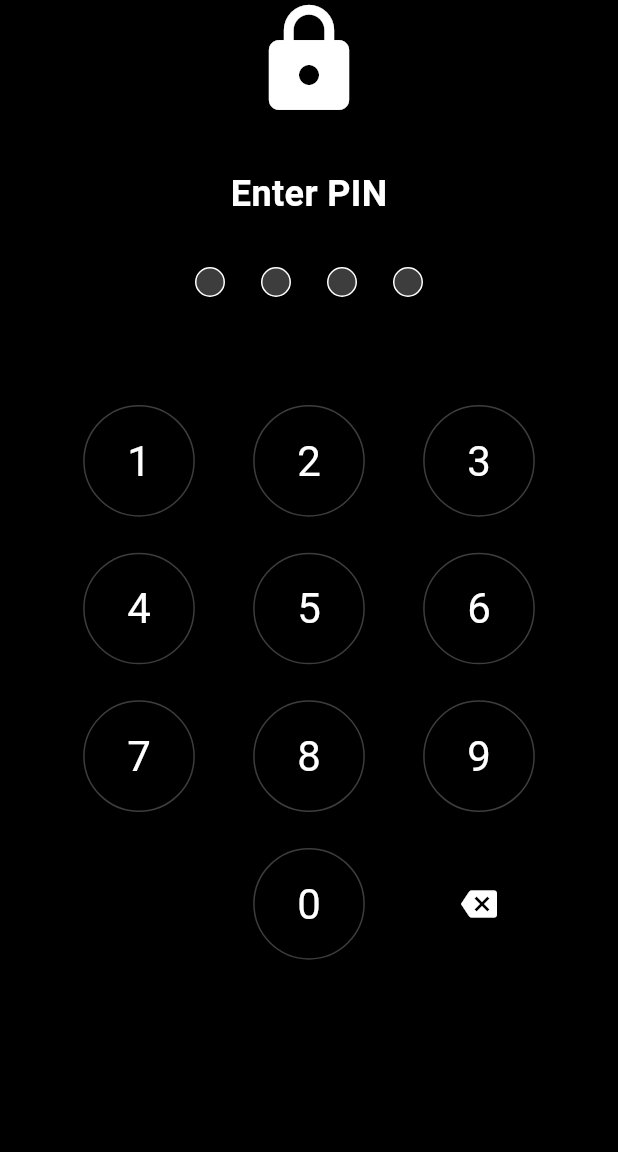
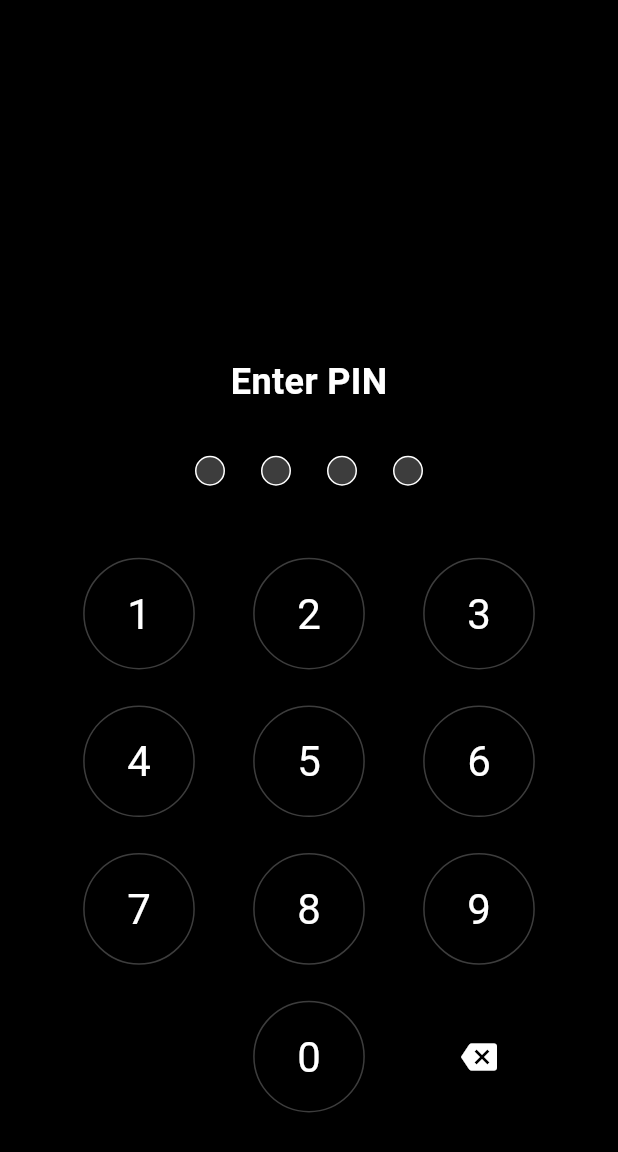
Before and after one commit to zenithsyntax/blindkey_app, a Flutter app: the AppLockScreen screen opened directly, on a phone screen of 412 x 824 dp. Shown: the top 1152 px of the screen. Run offline on Flutter 3.47's test engine with Material 3 defaults, Android fonts, the phone set to English and light mode, and no system bars; our stand-ins replace audioplayers, dartz, file_picker, flutter_hooks, flutter_secure_storage, flutter_svg and 9 more; missing offline and left inert: cryptography, flutter_pdfview, ntp; accounts and stored records are empty; generated files the repository leaves out were written again.

Commit message:
23-12-25 2

```diff
--- a/lib/presentation/dialogs/create_folder_dialog.dart
+++ b/lib/presentation/dialogs/create_folder_dialog.dart
@@ -51,6 +51,7 @@ class CreateFolderDialog extends HookConsumerWidget {
           borderRadius: BorderRadius.circular(20),
           side: BorderSide(color: Colors.white.withOpacity(0.08)),
         ),
+        child: SingleChildScrollView(
           child: Padding(
             padding: const EdgeInsets.all(24),
             child: Form(
@@ -192,6 +193,7 @@ class CreateFolderDialog extends HookConsumerWidget {
             ),
           ),
         ),
+      ),
     );
   }
 }
--- a/lib/presentation/pages/auth/app_lock_screen.dart
+++ b/lib/presentation/pages/auth/app_lock_screen.dart
@@ -42,17 +42,22 @@ class AppLockScreen extends HookConsumerWidget {
     return Scaffold(
       backgroundColor: Colors.black, // High contrast
       body: SafeArea(
-        child: Column(
-          mainAxisAlignment: MainAxisAlignment.center,
+child: LayoutBuilder(
+          builder: (context, constraints) {
+            final isLandscape = constraints.maxWidth > constraints.maxHeight;
+
+            Widget buildHeader() {
+              return Column(
+                mainAxisSize: MainAxisSize.min,
                 children: [
-            const Icon(Icons.lock, size: 80, color: Colors.white),
-            const SizedBox(height: 32),
                   const Text(
                     'Enter PIN',
-              style: TextStyle(color: Colors.white, fontSize: 24, fontWeight: FontWeight.bold),
+                    style: TextStyle(
+                        color: Colors.white,
+                        fontSize: 24,
+                        fontWeight: FontWeight.bold),
                   ),
                   const SizedBox(height: 32),
-
                   // PIN Dots
                   Row(
                     mainAxisAlignment: MainAxisAlignment.center,
@@ -63,32 +68,34 @@ class AppLockScreen extends HookConsumerWidget {
                         height: 20,
                         decoration: BoxDecoration(
                           shape: BoxShape.circle,
-                    color: index < pinFn.value.length ? Colors.white : Colors.white24,
+                          color: index < pinFn.value.length
+                              ? Colors.white
+                              : Colors.white24,
                           border: Border.all(color: Colors.white),
                         ),
                       );
                     }),
                   ),
-
                   const SizedBox(height: 24),
                   if (errorFn.value.isNotEmpty)
                     Text(
                       errorFn.value,
-                style: const TextStyle(color: Colors.redAccent, fontSize: 16),
+                      style:
+                          const TextStyle(color: Colors.redAccent, fontSize: 16),
                     ),
-            const SizedBox(height: 48),
+                ],
+              );
+            }
 
-            // Number Pad
-            Expanded(
-              child: Padding(
-                padding: const EdgeInsets.symmetric(horizontal: 48),
-                child: GridView.builder(
+            Widget buildKeypad({required bool isLandscape}) {
+              return GridView.builder(
+                shrinkWrap: true,
                 physics: const NeverScrollableScrollPhysics(),
-                  gridDelegate: const SliverGridDelegateWithFixedCrossAxisCount(
+                gridDelegate: SliverGridDelegateWithFixedCrossAxisCount(
                   crossAxisCount: 3,
-                    childAspectRatio: 1.2,
-                    crossAxisSpacing: 24,
-                    mainAxisSpacing: 24,
+                  childAspectRatio: isLandscape ? 1.6 : 1.2,
+                  crossAxisSpacing: isLandscape ? 16 : 24,
+                  mainAxisSpacing: isLandscape ? 16 : 24,
                 ),
                 itemCount: 12,
                 itemBuilder: (context, index) {
@@ -116,14 +123,47 @@ class AppLockScreen extends HookConsumerWidget {
                         border: Border.all(color: Colors.white24),
                       ),
                       child: Center(
+                        child: FittedBox(
                           child: Text(
                             number.toString(),
-                            style: const TextStyle(color: Colors.white, fontSize: 28),
+                            style: const TextStyle(
+                                color: Colors.white, fontSize: 28),
+                          ),
                         ),
                       ),
                     ),
                   );
                 },
+              );
+            }
+
+            if (isLandscape) {
+              return Center(
+                child: SizedBox(
+                  width: 900,
+                  child: Row(
+                    children: [
+                      Expanded(
+                        child: Center(
+                          child: SingleChildScrollView(
+                            child: Padding(
+                              padding: const EdgeInsets.all(32.0),
+                              child: buildHeader(),
+                            ),
+                          ),
+                        ),
+                      ),
+                      Expanded(
+                        child: Center(
+                          child: ConstrainedBox(
+                            constraints: const BoxConstraints(maxWidth: 400),
+                            child: SingleChildScrollView(
+                              child: Padding(
+                                padding: const EdgeInsets.symmetric(
+                                    horizontal: 32.0, vertical: 16),
+                                child: buildKeypad(isLandscape: true),
+                              ),
+                            ),
                           ),
                         ),
                       ),
@@ -132,4 +172,38 @@ class AppLockScreen extends HookConsumerWidget {
                 ),
               );
             }
+
+            return SingleChildScrollView(
+              child: ConstrainedBox(
+                constraints: BoxConstraints(
+                  minHeight: constraints.maxHeight,
+                ),
+                child: Align(
+                  alignment: Alignment.bottomCenter,
+                  child: Container(
+                    constraints: const BoxConstraints(maxWidth: 450),
+                    child: Column(
+                      mainAxisAlignment: MainAxisAlignment.end,
+                      mainAxisSize: MainAxisSize.min,
+                      children: [
+                        const SizedBox(height: 32),
+                        buildHeader(),
+                        SizedBox(height: errorFn.value.isNotEmpty ? 48 : 24),
+                        // Number Pad
+                        Padding(
+                          padding: const EdgeInsets.symmetric(horizontal: 48),
+                          child: buildKeypad(isLandscape: false),
+                        ),
+                        SizedBox(height: constraints.maxHeight * 0.1),
+                      ],
+                    ),
+                  ),
+                ),
+              ),
+            );
+          },
+        ),
+      ),
+    );
   }
+}
--- a/lib/presentation/pages/home_page.dart
+++ b/lib/presentation/pages/home_page.dart
@@ -400,7 +400,6 @@ class HomePage extends HookConsumerWidget {
                   crossAxisAlignment: CrossAxisAlignment.start,
                   children: [
                     Container(
-                      padding: const EdgeInsets.all(10),
                       decoration: BoxDecoration(
                         color: const Color(0xFF1A1A1A),
                         borderRadius: BorderRadius.circular(10),
@@ -408,10 +407,10 @@ class HomePage extends HookConsumerWidget {
                           color: Colors.white.withOpacity(0.05),
                         ),
                       ),
-                      child: const Icon(
-                        Icons.lock_outline_rounded,
-                        color: Color(0xFFEF5350), // Red accent
-                        size: 20,
+                      child: Image.asset(
+                        'assets/vault_icon.png',
+                        width: 57,
+                        height: 57,
                       ),
                     ),
 
--- a/pubspec.yaml
+++ b/pubspec.yaml
@@ -102,9 +102,8 @@ flutter:
   uses-material-design: true
 
   # To add assets to your application, add an assets section, like this:
-  # assets:
-  #   - images/a_dot_burr.jpeg
-  #   - images/a_dot_ham.jpeg
+  assets:
+    - assets/
 
   # An image asset can refer to one or more resolution-specific "variants", see
   # https://flutter.dev/to/resolution-aware-images
```
Also changed, not shown: assets/lock_icon.png (added), assets/vault_icon.png (added). Lines whose indentation alone changed are shown as unchanged.
